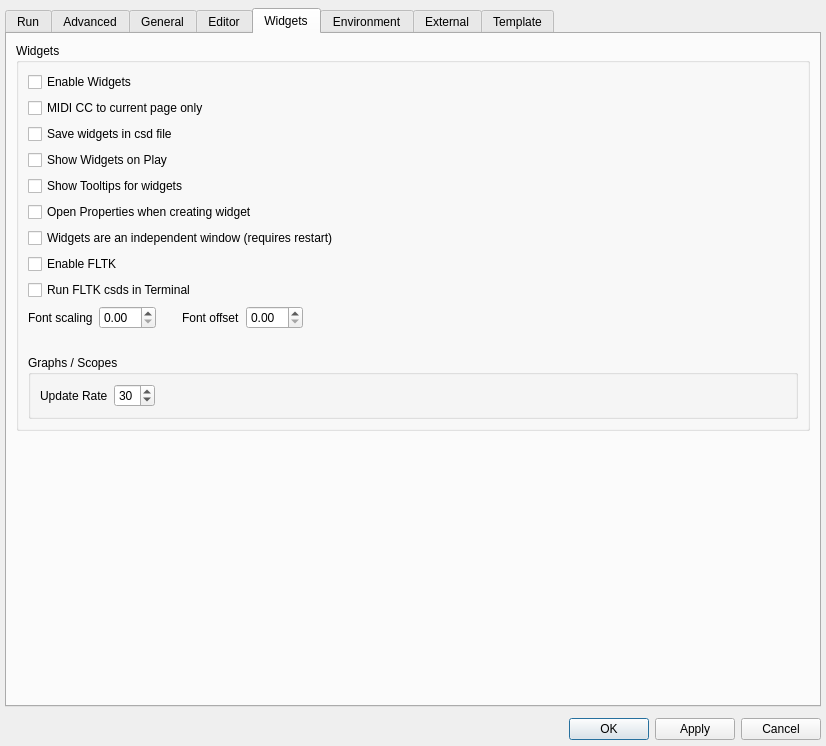
Old version of the form src/configdialog.ui in the repository CsoundQt/CsoundQt.
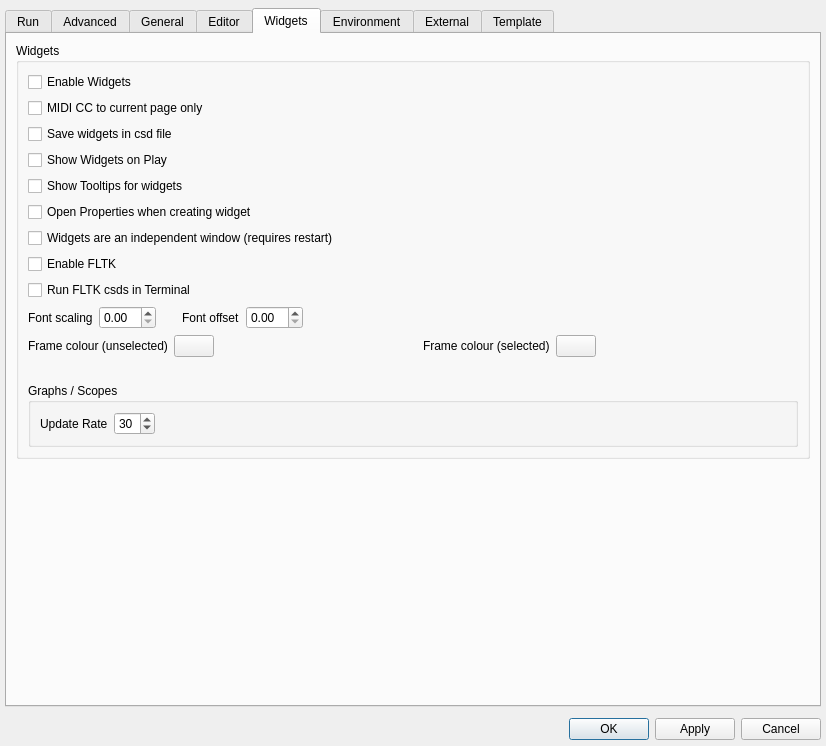
New version of the form. The open tabs and pages were chosen to show the change.

Commit message: Widget frames: configurable colours and two-corner resizing

Patch:
```diff
--- a/src/configdialog.ui
+++ b/src/configdialog.ui
@@ -2476,6 +2476,70 @@
                   </item>
                  </layout>
                 </item>
+                <item>
+                 <layout class="QHBoxLayout" name="horizontalLayout_frameColors">
+                  <item>
+                   <widget class="QLabel" name="label_frameColorUnselected">
+                    <property name="text">
+                     <string>Frame colour (unselected)</string>
+                    </property>
+                   </widget>
+                  </item>
+                  <item>
+                   <widget class="QPushButton" name="frameColorUnselectedButton">
+                    <property name="toolTip">
+                     <string>Border colour of widgets while editing, when not selected. Includes opacity.</string>
+                    </property>
+                    <property name="text">
+                     <string/>
+                    </property>
+                   </widget>
+                  </item>
+                  <item>
+                   <spacer name="horizontalSpacer_frameColors">
+                    <property name="orientation">
+                     <enum>Qt::Orientation::Horizontal</enum>
+                    </property>
+                    <property name="sizeHint" stdset="0">
+                     <size>
+                      <width>20</width>
+                      <height>20</height>
+                     </size>
+                    </property>
+                   </spacer>
+                  </item>
+                  <item>
+                   <widget class="QLabel" name="label_frameColorSelected">
+                    <property name="text">
+                     <string>Frame colour (selected)</string>
+                    </property>
+                   </widget>
+                  </item>
+                  <item>
+                   <widget class="QPushButton" name="frameColorSelectedButton">
+                    <property name="toolTip">
+                     <string>Border colour of selected widgets while editing. Also used for the resize handles. No opacity.</string>
+                    </property>
+                    <property name="text">
+                     <string/>
+                    </property>
+                   </widget>
+                  </item>
+                  <item>
+                   <spacer name="horizontalSpacer_frameColors2">
+                    <property name="orientation">
+                     <enum>Qt::Orientation::Horizontal</enum>
+                    </property>
+                    <property name="sizeHint" stdset="0">
+                     <size>
+                      <width>20</width>
+                      <height>20</height>
+                     </size>
+                    </property>
+                   </spacer>
+                  </item>
+                 </layout>
+                </item>
                </layout>
               </item>
               <item row="2" column="0">
```
The commit also changes 10 other files.
